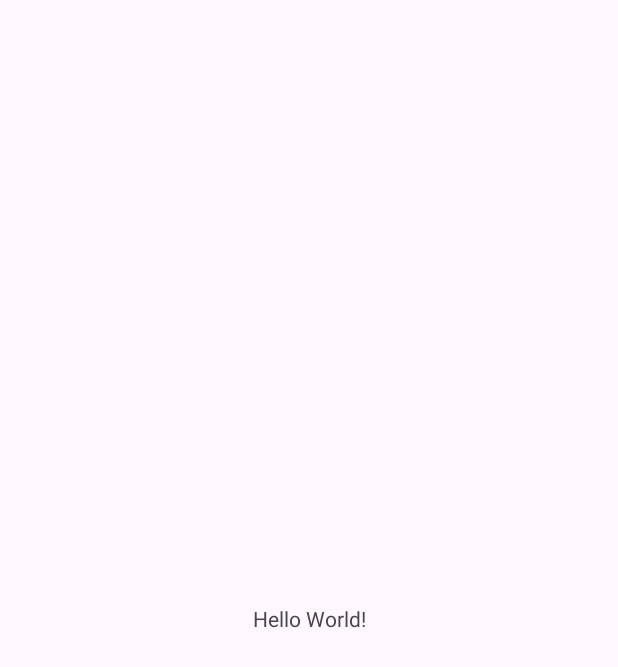
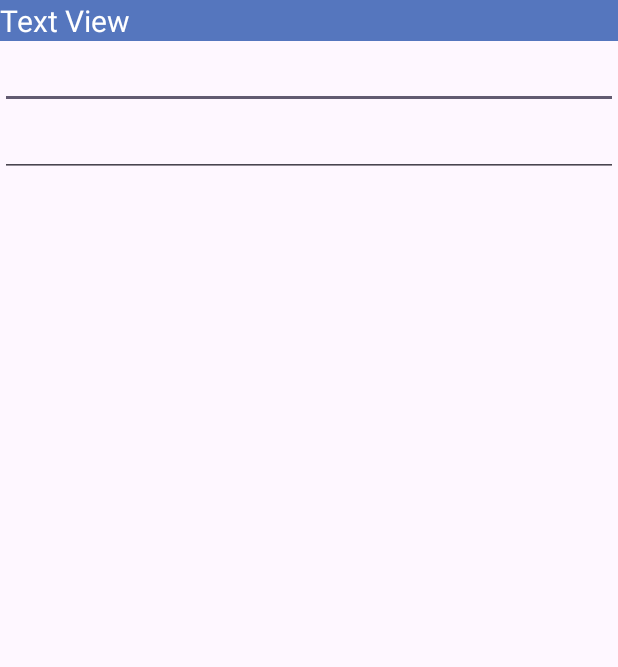
Before and after one commit to tranhieu243/CSE441_PRATICE, an Android app: the screen it shows after launch (MainActivity), on a phone screen of 412 x 824 dp. Before the commit the part shown is almost empty. Shown: the top 667 px of the screen. Run offline under Robolectric (Android 15) with nearby library versions, the phone set to English and light mode, and no system bars.

Commit message:
layout Ex13.1

```diff
--- a/Ex13.1/app/src/main/res/layout/activity_main.xml
+++ b/Ex13.1/app/src/main/res/layout/activity_main.xml
@@ -1,19 +1,35 @@
 <?xml version="1.0" encoding="utf-8"?>
-<androidx.constraintlayout.widget.ConstraintLayout xmlns:android="http://schemas.android.com/apk/res/android"
+<LinearLayout xmlns:android="http://schemas.android.com/apk/res/android"
     xmlns:app="http://schemas.android.com/apk/res-auto"
     xmlns:tools="http://schemas.android.com/tools"
     android:id="@+id/main"
     android:layout_width="match_parent"
     android:layout_height="match_parent"
+    android:orientation="vertical"
     tools:context=".MainActivity">
 
     <TextView
-        android:layout_width="wrap_content"
+        android:id="@+id/selection"
+        android:layout_width="match_parent"
         android:layout_height="wrap_content"
-        android:text="Hello World!"
-        app:layout_constraintBottom_toBottomOf="parent"
-        app:layout_constraintEnd_toEndOf="parent"
-        app:layout_constraintStart_toStartOf="parent"
-        app:layout_constraintTop_toTopOf="parent" />
+        android:text="Text View"
+        android:background="#5576BE"
+        android:textSize="20sp"
+        android:textColor="#FFFFFF"
+        />
+    <AutoCompleteTextView
+        android:layout_width="match_parent"
+        android:layout_height="wrap_content"
+        android:id="@+id/editauto"
+        android:completionThreshold="1"
+        android:ems="10">
+        <requestFocus />
+    </AutoCompleteTextView>
+    <MultiAutoCompleteTextView
+        android:layout_width="match_parent"
+        android:layout_height="wrap_content"
+        android:id="@+id/multiAutoCompleteTextView1"
+        android:completionThreshold="1"
+        android:ems="10"/>
 
-</androidx.constraintlayout.widget.ConstraintLayout>
+</LinearLayout>
```
